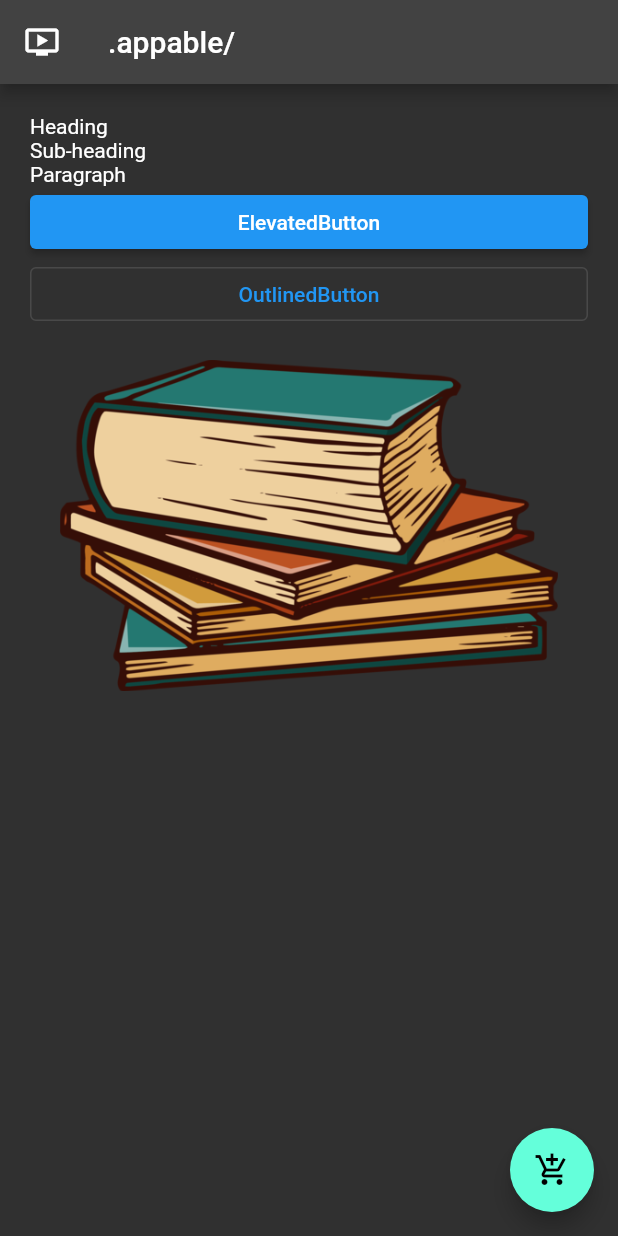
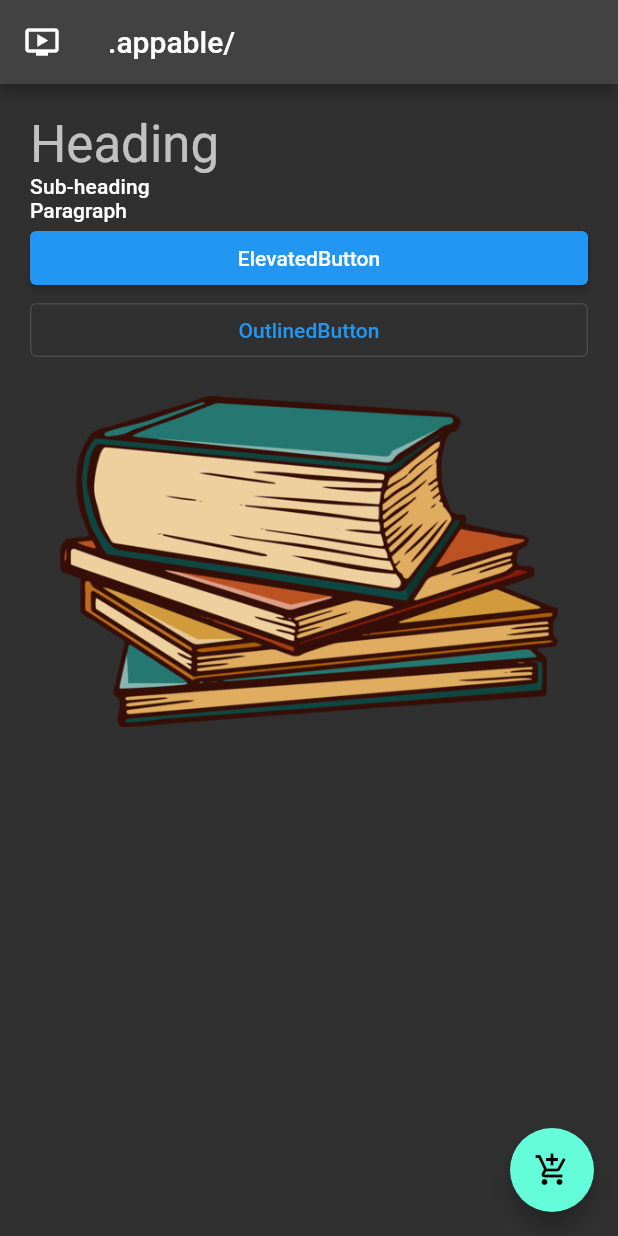
Before and after one commit to AmanUllahAkhand/login_flutter_app, a Flutter app: the screen it shows after launch, on a phone screen of 412 x 824 dp. Run offline on Flutter 3.47's test engine with Material 2 defaults, Android fonts, the phone set to English and light mode, and no system bars.

Commit message:
Add Heading,Sub-heading,Paragraph text style.

```diff
--- a/lib/main.dart
+++ b/lib/main.dart
@@ -31,9 +31,9 @@ class AppHome extends StatelessWidget {
         padding: const EdgeInsets.all(20),
         child: ListView(
           children: [
-            const Text('Heading'),
-            const Text('Sub-heading'),
-            const Text('Paragraph'),
+             Text('Heading',style: Theme.of(context).textTheme.headlineMedium, ),
+             Text('Sub-heading',style: Theme.of(context).textTheme.subtitle2,),
+             Text('Paragraph',style: Theme.of(context).textTheme.bodyText1,),
             ElevatedButton(onPressed: (){}, child: const Text('ElevatedButton'),),
             OutlinedButton(onPressed: (){}, child: const Text('OutlinedButton'),),
             const Padding(padding: EdgeInsets.all(20.0),
```
